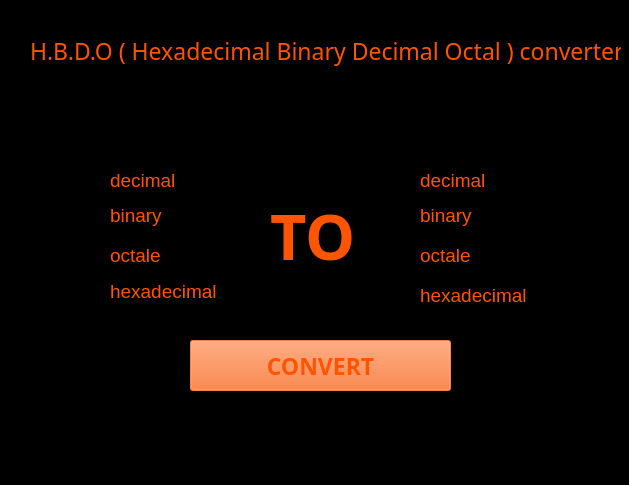
First picture: the form in conv.ui, repository rayen815/python, before the edit.
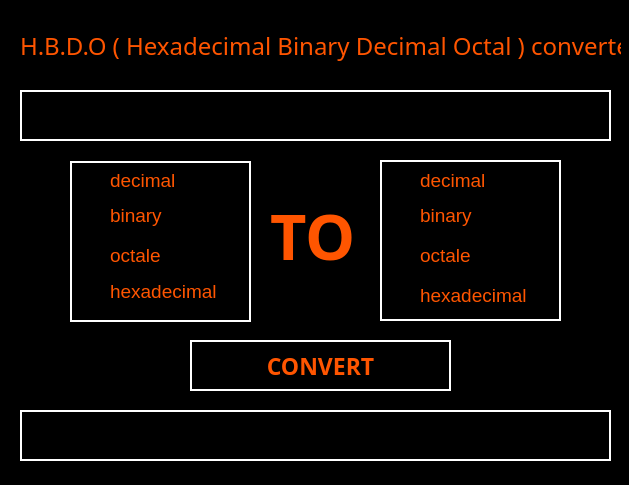
Second picture: the form after the edit.

What changed in the file:
```diff
--- a/conv.ui
+++ b/conv.ui
@@ -583,6 +583,12 @@
      <bold>true</bold>
     </font>
    </property>
+   <property name="styleSheet">
+    <string notr="true">background-color: rgb(0, 0, 0);
+color: rgb(255, 85, 0);
+border: 2px solid;
+border-color: rgb(255, 255, 255);</string>
+   </property>
    <property name="text">
     <string>CONVERT</string>
    </property>
@@ -596,6 +602,12 @@
      <height>161</height>
     </rect>
    </property>
+   <property name="styleSheet">
+    <string notr="true">background-color: rgb(0, 0, 0);
+color: rgb(255, 85, 0);
+border: 2px solid;
+border-color: rgb(255, 255, 255);</string>
+   </property>
   </widget>
   <widget class="QListView" name="listView_2">
    <property name="geometry">
@@ -606,6 +618,12 @@
      <height>161</height>
     </rect>
    </property>
+   <property name="styleSheet">
+    <string notr="true">background-color: rgb(0, 0, 0);
+color: rgb(255, 85, 0);
+border: 2px solid;
+border-color: rgb(255, 255, 255);</string>
+   </property>
   </widget>
   <widget class="QRadioButton" name="r1">
    <property name="geometry">
@@ -778,28 +796,263 @@
   <widget class="QLineEdit" name="ln">
    <property name="geometry">
     <rect>
-     <x>90</x>
+     <x>20</x>
      <y>90</y>
-     <width>451</width>
+     <width>591</width>
      <height>51</height>
     </rect>
    </property>
+   <property name="palette">
+    <palette>
+     <active>
+      <colorrole role="WindowText">
+       <brush brushstyle="SolidPattern">
+        <color alpha="255">
+         <red>255</red>
+         <green>85</green>
+         <blue>0</blue>
+        </color>
+       </brush>
+      </colorrole>
+      <colorrole role="Button">
+       <brush brushstyle="SolidPattern">
+        <color alpha="255">
+         <red>0</red>
+         <green>0</green>
+         <blue>0</blue>
+        </color>
+       </brush>
+      </colorrole>
+      <colorrole role="Text">
+       <brush brushstyle="SolidPattern">
+        <color alpha="255">
+         <red>255</red>
+         <green>85</green>
+         <blue>0</blue>
+        </color>
+       </brush>
+      </colorrole>
+      <colorrole role="ButtonText">
+       <brush brushstyle="SolidPattern">
+        <color alpha="255">
+         <red>255</red>
+         <green>85</green>
+         <blue>0</blue>
+        </color>
+       </brush>
+      </colorrole>
+      <colorrole role="Base">
+       <brush brushstyle="SolidPattern">
+        <color alpha="255">
+         <red>0</red>
+         <green>0</green>
+         <blue>0</blue>
+        </color>
+       </brush>
+      </colorrole>
+      <colorrole role="Window">
+       <brush brushstyle="SolidPattern">
+        <color alpha="255">
+         <red>0</red>
+         <green>0</green>
+         <blue>0</blue>
+        </color>
+       </brush>
+      </colorrole>
+      <colorrole role="Highlight">
+       <brush brushstyle="SolidPattern">
+        <color alpha="255">
+         <red>255</red>
+         <green>85</green>
+         <blue>0</blue>
+        </color>
+       </brush>
+      </colorrole>
+      <colorrole role="HighlightedText">
+       <brush brushstyle="SolidPattern">
+        <color alpha="255">
+         <red>0</red>
+         <green>0</green>
+         <blue>0</blue>
+        </color>
+       </brush>
+      </colorrole>
+     </active>
+     <inactive>
+      <colorrole role="WindowText">
+       <brush brushstyle="SolidPattern">
+        <color alpha="255">
+         <red>255</red>
+         <green>85</green>
+         <blue>0</blue>
+        </color>
+       </brush>
+      </colorrole>
+      <colorrole role="Button">
+       <brush brushstyle="SolidPattern">
+        <color alpha="255">
+         <red>0</red>
+         <green>0</green>
+         <blue>0</blue>
+        </color>
+       </brush>
+      </colorrole>
+      <colorrole role="Text">
+       <brush brushstyle="SolidPattern">
+        <color alpha="255">
+         <red>255</red>
+         <green>85</green>
+         <blue>0</blue>
+        </color>
+       </brush>
+      </colorrole>
+      <colorrole role="ButtonText">
+       <brush brushstyle="SolidPattern">
+        <color alpha="255">
+         <red>255</red>
+         <green>85</green>
+         <blue>0</blue>
+        </color>
+       </brush>
+      </colorrole>
+      <colorrole role="Base">
+       <brush brushstyle="SolidPattern">
+        <color alpha="255">
+         <red>0</red>
+         <green>0</green>
+         <blue>0</blue>
+        </color>
+       </brush>
+      </colorrole>
+      <colorrole role="Window">
+       <brush brushstyle="SolidPattern">
+        <color alpha="255">
+         <red>0</red>
+         <green>0</green>
+         <blue>0</blue>
+        </color>
+       </brush>
+      </colorrole>
+      <colorrole role="Highlight">
+       <brush brushstyle="SolidPattern">
+        <color alpha="255">
+         <red>255</red>
+         <green>85</green>
+         <blue>0</blue>
+        </color>
+       </brush>
+      </colorrole>
+      <colorrole role="HighlightedText">
+       <brush brushstyle="SolidPattern">
+        <color alpha="255">
+         <red>0</red>
+         <green>0</green>
+         <blue>0</blue>
+        </color>
+       </brush>
+      </colorrole>
+     </inactive>
+     <disabled>
+      <colorrole role="WindowText">
+       <brush brushstyle="SolidPattern">
+        <color alpha="255">
+         <red>255</red>
+         <green>85</green>
+         <blue>0</blue>
+        </color>
+       </brush>
+      </colorrole>
+      <colorrole role="Button">
+       <brush brushstyle="SolidPattern">
+        <color alpha="255">
+         <red>0</red>
+         <green>0</green>
+         <blue>0</blue>
+        </color>
+       </brush>
+      </colorrole>
+      <colorrole role="Text">
+       <brush brushstyle="SolidPattern">
+        <color alpha="255">
+         <red>255</red>
+         <green>85</green>
+         <blue>0</blue>
+        </color>
+       </brush>
+      </colorrole>
+      <colorrole role="ButtonText">
+       <brush brushstyle="SolidPattern">
+        <color alpha="255">
+         <red>255</red>
+         <green>85</green>
+         <blue>0</blue>
+        </color>
+       </brush>
+      </colorrole>
+      <colorrole role="Base">
+       <brush brushstyle="SolidPattern">
+        <color alpha="255">
+         <red>0</red>
+         <green>0</green>
+         <blue>0</blue>
+        </color>
+       </brush>
+      </colorrole>
+      <colorrole role="Window">
+       <brush brushstyle="SolidPattern">
+        <color alpha="255">
+         <red>0</red>
+         <green>0</green>
+         <blue>0</blue>
+        </color>
+       </brush>
+      </colorrole>
+      <colorrole role="Highlight">
+       <brush brushstyle="SolidPattern">
+        <color alpha="255">
+         <red>0</red>
+         <green>120</green>
+         <blue>215</blue>
+        </color>
+       </brush>
+      </colorrole>
+      <colorrole role="HighlightedText">
+       <brush brushstyle="SolidPattern">
+        <color alpha="255">
+         <red>0</red>
+         <green>0</green>
+         <blue>0</blue>
+        </color>
+       </brush>
+      </colorrole>
+     </disabled>
+    </palette>
+   </property>
    <property name="font">
     <font>
      <family>Maiandra GD</family>
      <pointsize>22</pointsize>
     </font>
    </property>
+   <property name="styleSheet">
+    <string notr="true">background-color: rgb(0, 0, 0);
+color: rgb(255, 85, 0);
+border: 2px solid;
+border-color: rgb(255, 255, 255);</string>
+   </property>
    <property name="text">
     <string/>
    </property>
+   <property name="alignment">
+    <set>Qt::AlignCenter</set>
+   </property>
   </widget>
   <widget class="QLineEdit" name="res">
    <property name="geometry">
     <rect>
-     <x>90</x>
+     <x>20</x>
      <y>410</y>
-     <width>451</width>
+     <width>591</width>
      <height>51</height>
     </rect>
    </property>
@@ -808,6 +1061,15 @@
      <pointsize>22</pointsize>
     </font>
    </property>
+   <property name="styleSheet">
+    <string notr="true">background-color: rgb(0, 0, 0);
+color: rgb(255, 85, 0);
+border: 2px solid;
+border-color: rgb(255, 255, 255);</string>
+   </property>
+   <property name="alignment">
+    <set>Qt::AlignCenter</set>
+   </property>
    <property name="dragEnabled">
     <bool>false</bool>
    </property>
@@ -818,16 +1080,16 @@
   <widget class="QLabel" name="label_2">
    <property name="geometry">
     <rect>
-     <x>30</x>
-     <y>20</y>
-     <width>591</width>
-     <height>61</height>
+     <x>20</x>
+     <y>10</y>
+     <width>601</width>
+     <height>71</height>
     </rect>
    </property>
    <property name="font">
     <font>
      <family>Maiandra GD</family>
-     <pointsize>17</pointsize>
+     <pointsize>18</pointsize>
     </font>
    </property>
    <property name="text">
```
Left out of the diff: 3 changed lines with no effect on the pictures.
